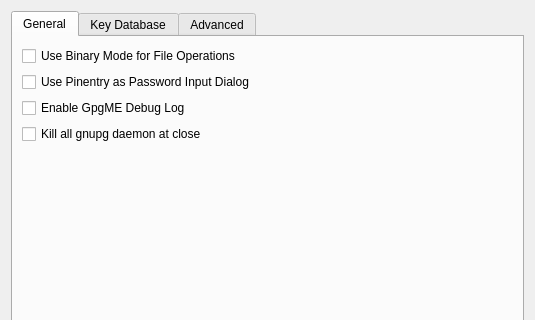
Qt form ui/GnuPGControllerDialog.ui (saturneric/GpgFrontend) before a commit; both pictures show x 0 to 535 and y 0 to 320 of the 535 by 498 pixel window.
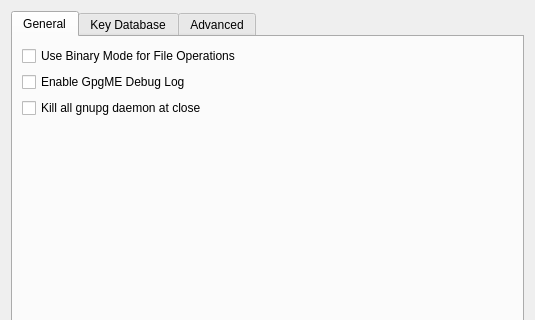
The same form after that commit.

Commit message:
feat(ui): remove `Pinentry` password input option
* Remove the checkbox for using `Pinentry` as the password input dialog
  to simplify the UI and reduce configuration complexity.
* Addresses potential confusion for users and streamlines dialog options.

What changed in the file:
```diff
--- a/ui/GnuPGControllerDialog.ui
+++ b/ui/GnuPGControllerDialog.ui
@@ -37,13 +37,6 @@
                </property>
               </widget>
              </item>
-             <item>
-              <widget class="QCheckBox" name="usePinentryAsPasswordInputDialogCheckBox">
-               <property name="text">
-                <string>Use Pinentry as Password Input Dialog</string>
-               </property>
-              </widget>
-             </item>
              <item>
               <widget class="QCheckBox" name="gpgmeDebugLogCheckBox">
                <property name="text">
```
